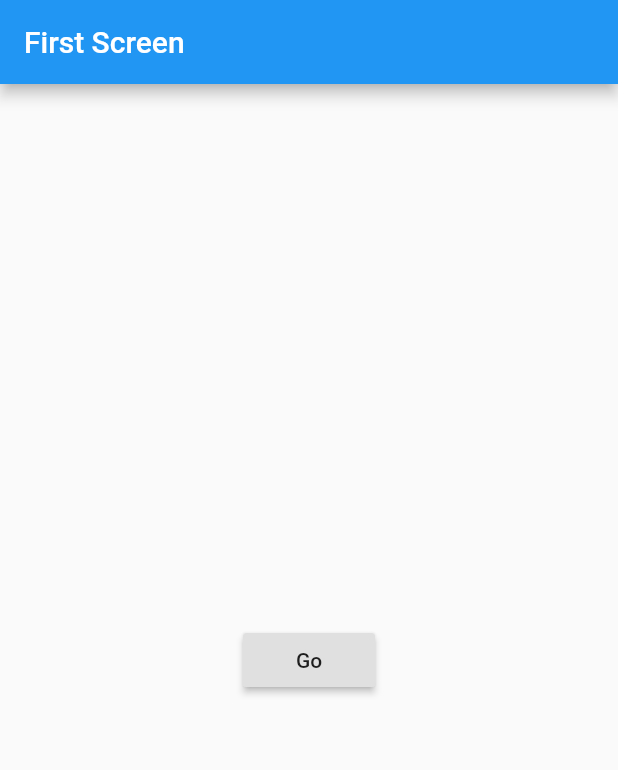
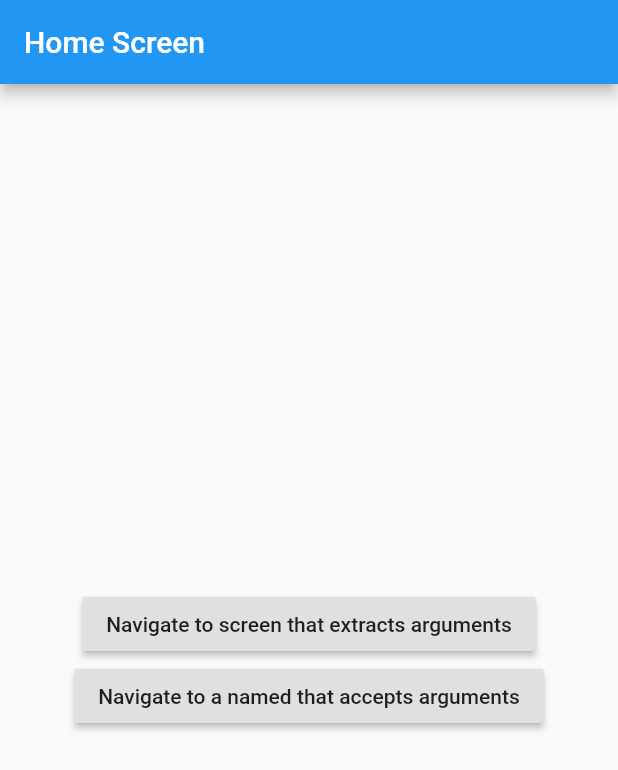
Before and after one commit to jithinlal/flutter_cookbook, a Flutter app: the screen it shows after launch, on a phone screen of 412 x 824 dp. Shown: the top 770 px of the screen. Run offline on Flutter 3.47's test engine with Material 2 defaults, Android fonts, the phone set to English and light mode, and no system bars; our stand-ins replace cached_network_image, sentry.

Commit message:
navigation 101

```diff
--- a/navigation_101/lib/main.dart
+++ b/navigation_101/lib/main.dart
@@ -4,7 +4,8 @@ import 'package:flutter/material.dart';
 // 1. HeroNavigation => HeroNavigationMain and HeroNavigationDetail
 // 2. NavigationRoute => FirstRoute and SecondRoute
 // 3. NavigationScreen => FirstScreen and SecondScreen
-void main() => runApp(NavigationScreen());
+// 4. DataNavigationScreen
+void main() => runApp(DataNavigationScreen());
 
 class HeroNavigation extends StatelessWidget {
   @override
@@ -167,3 +168,119 @@ class SecondScreen extends StatelessWidget {
     );
   }
 }
+
+class ScreenArguments {
+  final String title;
+  final String message;
+
+  ScreenArguments(this.title, this.message);
+}
+
+class ExtractArgumentsScreen extends StatelessWidget {
+  static const routeName = '/extractArguments';
+
+  @override
+  Widget build(BuildContext context) {
+    final ScreenArguments args = ModalRoute.of(context).settings.arguments;
+
+    return Scaffold(
+      appBar: AppBar(
+        title: Text(args.title),
+      ),
+      body: Center(
+        child: Text(args.message),
+      ),
+    );
+  }
+}
+
+class PassArgumentsScreen extends StatelessWidget {
+  static const routeName = '/passArguments';
+  final String title;
+  final String message;
+
+  PassArgumentsScreen({Key key, @required this.title, @required this.message})
+      : super(key: key);
+
+  @override
+  Widget build(BuildContext context) {
+    return Scaffold(
+      appBar: AppBar(
+        title: Text(title),
+      ),
+      body: Center(
+        child: Text(message),
+      ),
+    );
+  }
+}
+
+class DataNavigationScreen extends StatelessWidget {
+  @override
+  Widget build(BuildContext context) {
+    return MaterialApp(
+      onGenerateRoute: (settings) {
+        if (settings.name == PassArgumentsScreen.routeName) {
+          final ScreenArguments args = settings.arguments;
+
+          return MaterialPageRoute(builder: (context) {
+            return PassArgumentsScreen(
+              title: args.title,
+              message: args.message,
+            );
+          });
+        }
+      },
+      title: 'Navigate with Arguments',
+      home: FinalScreen(),
+    );
+  }
+}
+
+class FinalScreen extends StatelessWidget {
+  @override
+  Widget build(BuildContext context) {
+    return Scaffold(
+      appBar: AppBar(
+        title: Text('Home Screen'),
+      ),
+      body: Center(
+        child: Column(
+          mainAxisAlignment: MainAxisAlignment.center,
+          children: <Widget>[
+            RaisedButton(
+              child: Text('Navigate to screen that extracts arguments'),
+              onPressed: () {
+                Navigator.push(
+                  context,
+                  MaterialPageRoute(
+                    builder: (context) => ExtractArgumentsScreen(),
+                    settings: RouteSettings(
+                      arguments: ScreenArguments(
+                        'Extract Arguments Screen',
+                        'This message is extracted in the build method.',
+                      ),
+                    ),
+                  ),
+                );
+              },
+            ),
+            RaisedButton(
+              child: Text("Navigate to a named that accepts arguments"),
+              onPressed: () {
+                Navigator.pushNamed(
+                  context,
+                  PassArgumentsScreen.routeName,
+                  arguments: ScreenArguments(
+                    'Accept Arguments Screen',
+                    'This message is extracted in the onGenerateRoute function.',
+                  ),
+                );
+              },
+            ),
+          ],
+        ),
+      ),
+    );
+  }
+}
```
